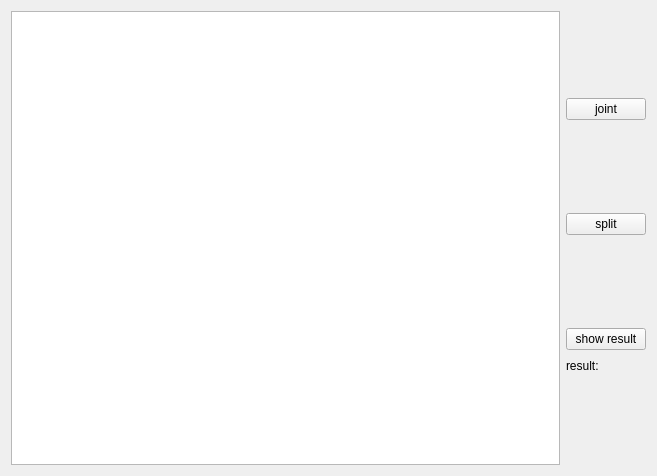
Before: the Qt Designer form fragmentarea.ui in fkjslee/Fragment, drawn with Qt 5.
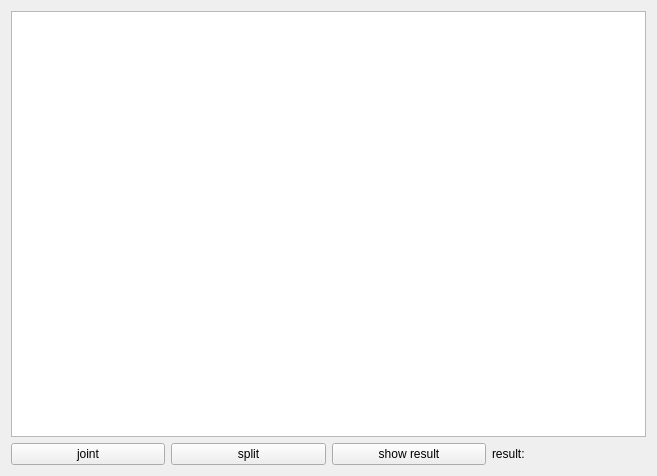
After: the same form once the commit is applied.

```diff
--- a/fragmentarea.ui
+++ b/fragmentarea.ui
@@ -13,7 +13,7 @@
   <property name="windowTitle">
    <string>Form</string>
   </property>
-  <layout class="QHBoxLayout" name="horizontalLayout">
+  <layout class="QVBoxLayout" name="verticalLayout_3">
    <item>
     <widget class="QGraphicsView" name="view">
      <property name="backgroundBrush">
@@ -28,7 +28,9 @@
     </widget>
    </item>
    <item>
-    <layout class="QVBoxLayout" name="verticalLayout" stretch="1,1,1">
+    <layout class="QVBoxLayout" name="verticalLayout" stretch="0">
+     <item>
+      <layout class="QHBoxLayout" name="horizontalLayout">
      <item>
       <widget class="QPushButton" name="btnJoint">
        <property name="text">
@@ -43,8 +45,6 @@
        </property>
       </widget>
      </item>
-     <item>
-      <layout class="QVBoxLayout" name="verticalLayout_2">
        <item>
         <widget class="QPushButton" name="autoStitch">
          <property name="text">
```
Lines whose indentation alone changed are shown as unchanged.
